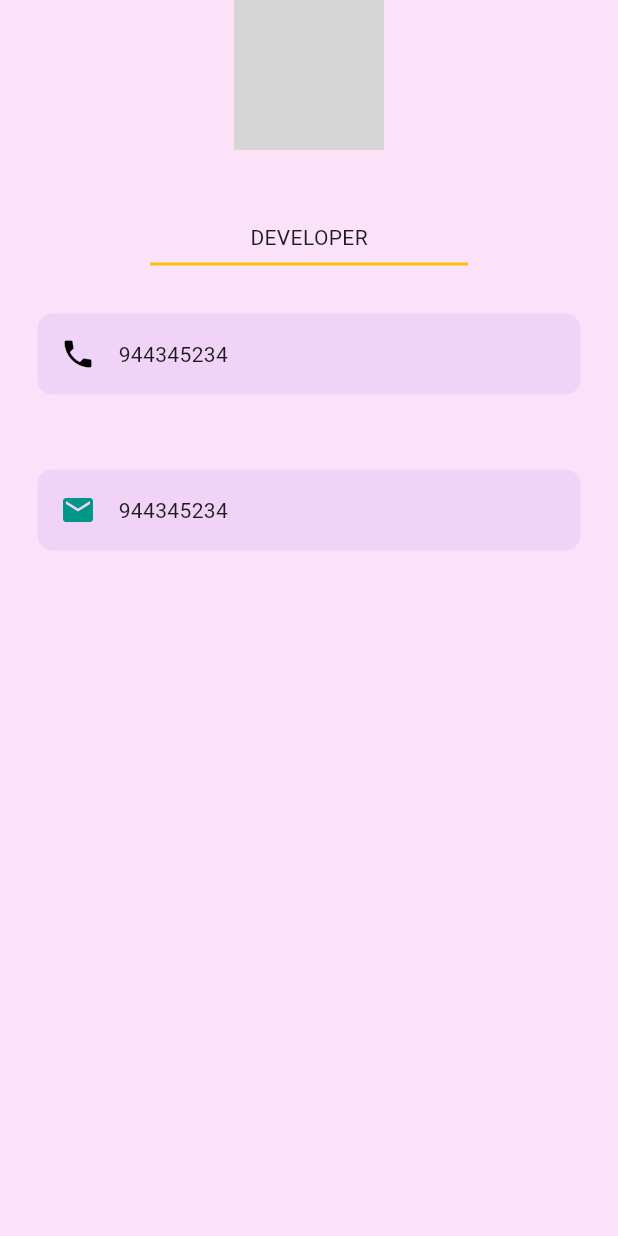
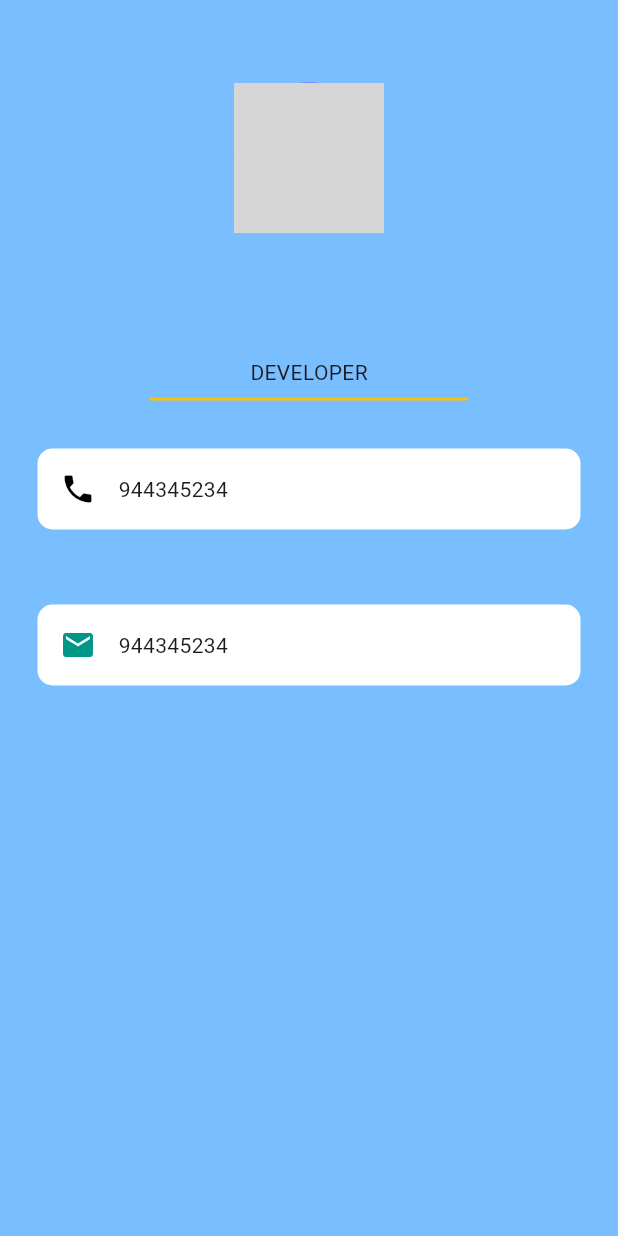
Before and after one commit to JibindasT/Flutter, a Flutter app: the Profilepage screen opened directly, on a phone screen of 412 x 824 dp. Run offline on Flutter 3.47's test engine with Material 3 defaults, Android fonts, the phone set to English and light mode, and no system bars; our stand-ins replace cloud_firestore, firebase_auth, firebase_core; accounts and stored records are empty; network calls fail; grey boxes are pictures that could not be loaded.

Commit message:
final commit

```diff
--- a/lib/main.dart
+++ b/lib/main.dart
@@ -8,10 +8,11 @@ import 'package:newproject/profilepage.dart';
 import 'package:newproject/signup.dart';
 
 Future<void> main() async {
+  WidgetsFlutterBinding.ensureInitialized();
   await Firebase.initializeApp(
     options: DefaultFirebaseOptions.currentPlatform,
   );
   runApp(MaterialApp(
-    home: Loginpage(),
+    home: Profilepage(),
   ));
 }
--- a/lib/profilepage.dart
+++ b/lib/profilepage.dart
@@ -7,14 +7,20 @@ class Profilepage extends StatelessWidget {
   @override
   Widget build(BuildContext context) {
     return Scaffold(
-        backgroundColor: const Color.fromARGB(135, 249, 201, 241),
+        backgroundColor: const Color.fromARGB(134, 0, 132, 255),
         body: Column(
           children: [
+            SizedBox(
+              height: 55,
+            ),
             CircleAvatar(
               backgroundColor: Colors.deepPurpleAccent,
               radius: 50,
               backgroundImage: NetworkImage(
-                  'https://encrypted-tbn0.gstatic.com/images?q=tbn:ANd9GcTgqaPZ6HpmxExPx5g_Rxgp8o0vPAdSCZcxMQ&s'),
+                  'https://t3.ftcdn.net/jpg/08/15/05/66/360_F_815056602_JKMZQhQOFkobpSiBK8NuCl8BMPoaFQLu.jpg'),
+            ),
+            SizedBox(
+              height: 35,
             ),
             Text(
               FirebaseAuth.instance.currentUser?.email ?? 'Your Name',
@@ -34,7 +40,7 @@ class Profilepage extends StatelessWidget {
             Container(
               decoration: BoxDecoration(
                 borderRadius: BorderRadius.circular(10),
-                color: const Color.fromARGB(255, 240, 211, 246),
+                color: const Color.fromARGB(255, 255, 255, 255),
               ),
               margin: EdgeInsets.all(25),
               padding: EdgeInsets.all(15),
@@ -56,7 +62,7 @@ class Profilepage extends StatelessWidget {
             Container(
               decoration: BoxDecoration(
                 borderRadius: BorderRadius.circular(10),
-                color: const Color.fromARGB(255, 240, 211, 246),
+                color: const Color.fromARGB(255, 255, 255, 255),
               ),
               margin: EdgeInsets.all(25),
               padding: EdgeInsets.all(15),
```
